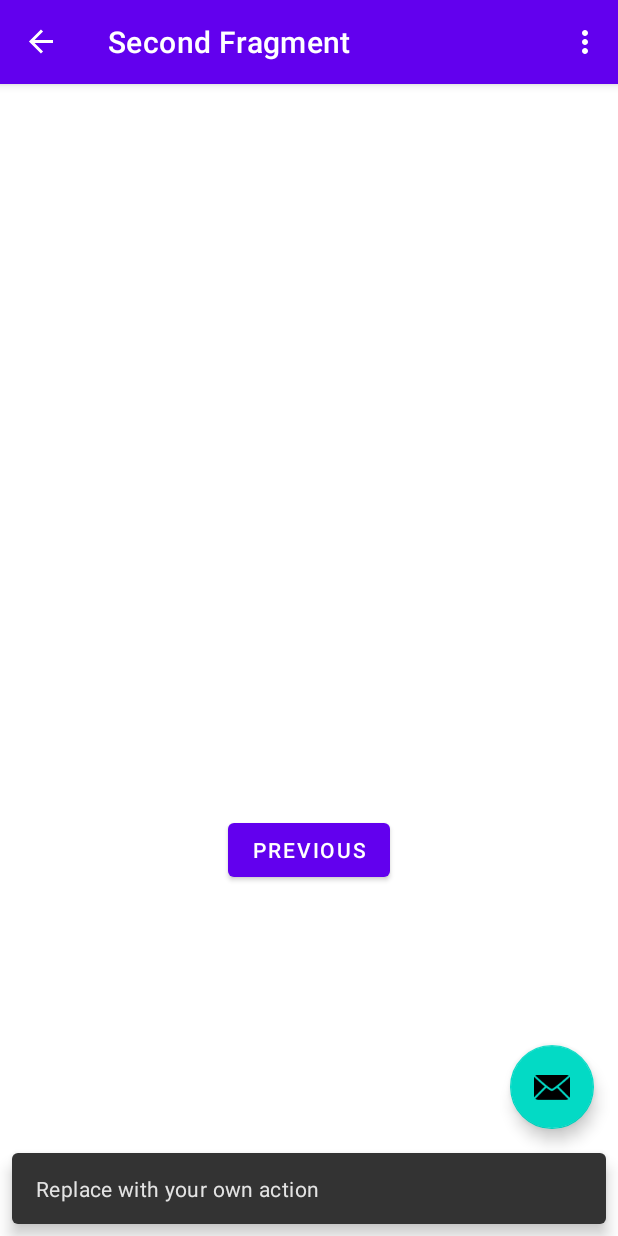
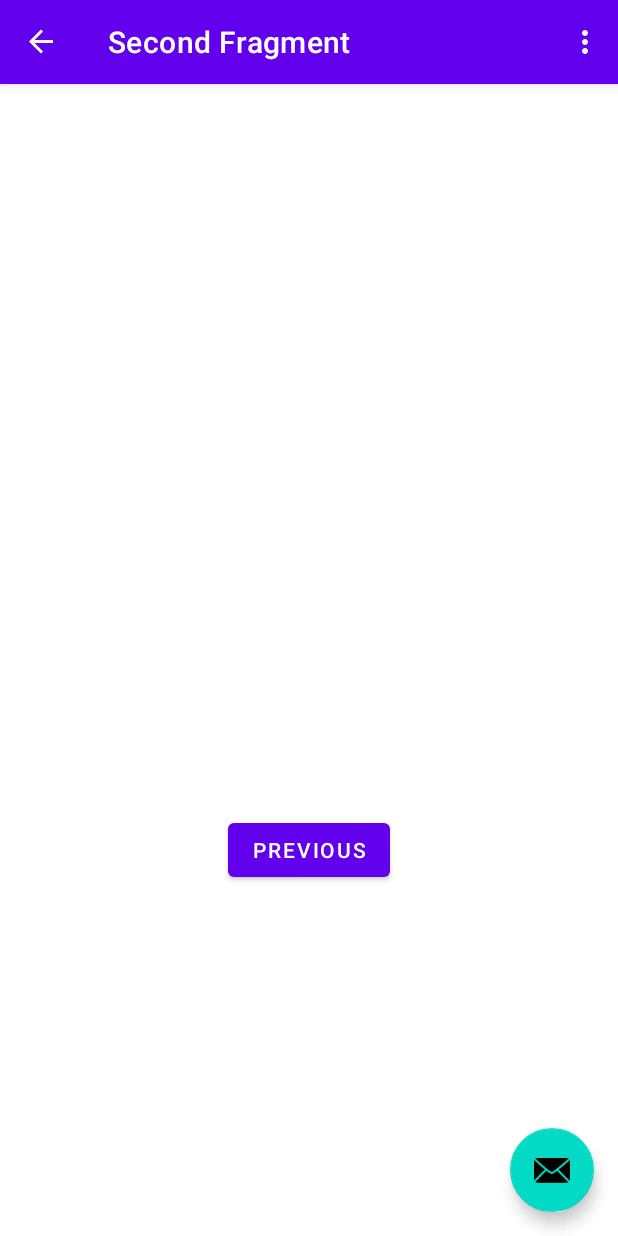
Before and after one commit to Hi-Van/cse405-mobiledev, an Android app: the screen it shows after launch (MainActivity), after a tap on "NEXT", on a phone screen of 412 x 824 dp. Run offline under Robolectric (Android 15) with nearby library versions, the phone set to English and light mode, and no system bars; our stand-ins replace navigation-ui; 1 other tap on this screen came first.

Commit message:
finish lab 1

```diff
--- a/Lab1/app/src/main/java/com/example/lab1/MainActivity.kt
+++ b/Lab1/app/src/main/java/com/example/lab1/MainActivity.kt
@@ -1,6 +1,7 @@
 package com.example.lab1
 
 import android.os.Bundle
+import android.util.Log
 import com.google.android.material.snackbar.Snackbar
 import androidx.appcompat.app.AppCompatActivity
 import androidx.navigation.findNavController
@@ -16,6 +17,24 @@ class MainActivity : AppCompatActivity() {
     private lateinit var appBarConfiguration: AppBarConfiguration
     private lateinit var binding: ActivityMainBinding
 
+    override fun onStart() {
+        super.onStart()
+
+        Log.i("PGBinfo", "Stopped to Pause")
+    }
+
+    override fun onResume() {
+        super.onResume()
+
+        Log.i("PGBinfo", "Paused to Resume")
+    }
+
+    override fun onPause() {
+        super.onPause()
+
+        Log.i("PGBinfo", "From Resume to Pause")
+    }
+
     override fun onCreate(savedInstanceState: Bundle?) {
         super.onCreate(savedInstanceState)
 
@@ -28,10 +47,7 @@ class MainActivity : AppCompatActivity() {
         appBarConfiguration = AppBarConfiguration(navController.graph)
         setupActionBarWithNavController(navController, appBarConfiguration)
 
-        binding.fab.setOnClickListener { view ->
-            Snackbar.make(view, "Replace with your own action", Snackbar.LENGTH_LONG)
-                .setAction("Action", null).show()
-        }
+        Log.i("PGBinfo", "From Non-existent to Stopped")
     }
 
     override fun onCreateOptionsMenu(menu: Menu): Boolean {
```
